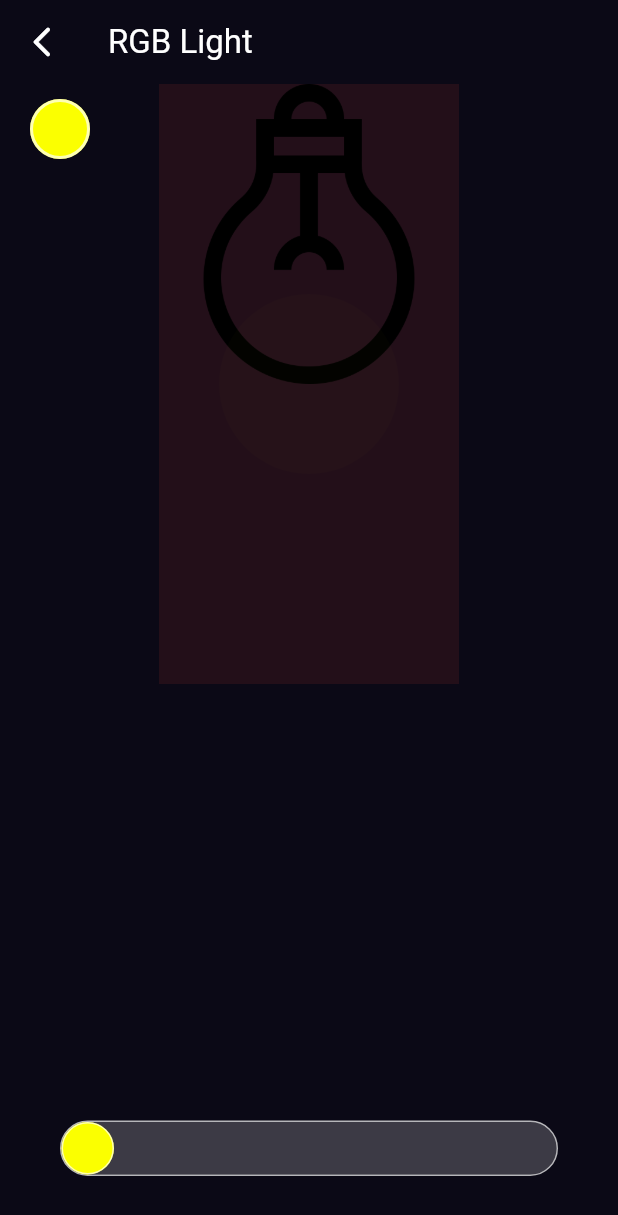
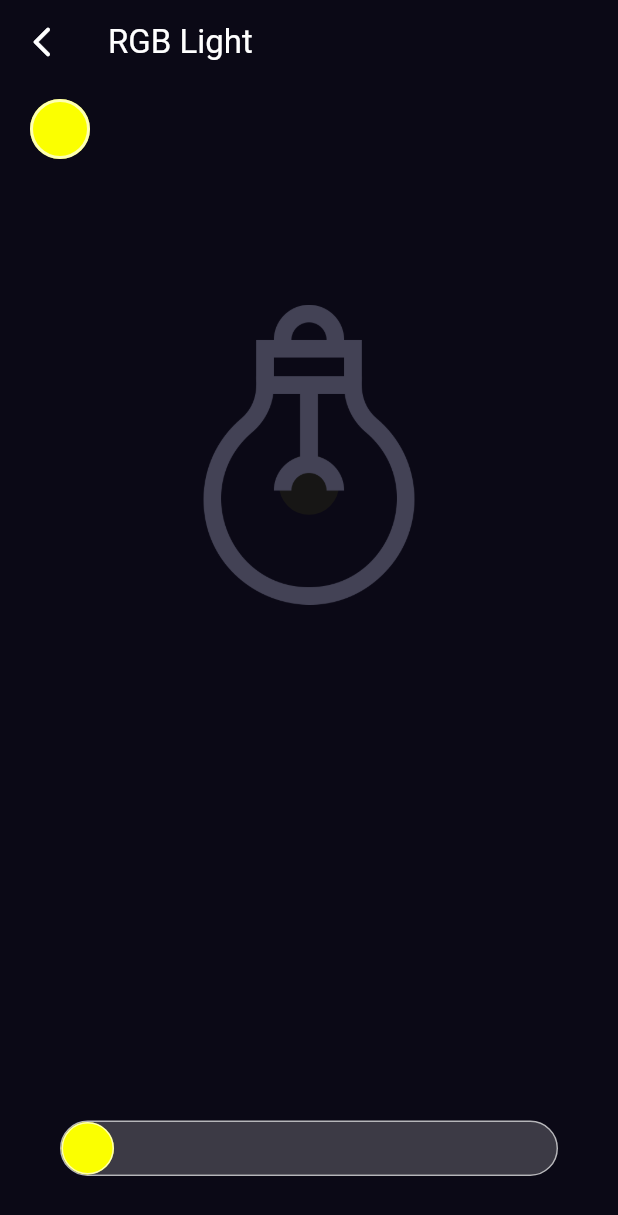
Before and after one commit to jesuspedge/ui_demo_app, a Flutter app: the RgbLightPage screen opened directly, on a phone screen of 412 x 824 dp. Shown: the top 1215 px of the screen. Run offline on Flutter 3.47's test engine with Material 3 defaults, Android fonts, the phone set to English and light mode, and no system bars; our stand-ins replace equatable, flutter_bloc; missing offline and left inert: dart:html, flutter_material_color_picker.

Commit message:
lightbulb finished

```diff
--- a/lib/pages/all_pages/03_lamp/lamp_page.dart
+++ b/lib/pages/all_pages/03_lamp/lamp_page.dart
@@ -19,6 +19,8 @@ class _RgbLightPageState extends State<RgbLightPage> {
 
   @override
   Widget build(BuildContext context) {
+    final height = MediaQuery.sizeOf(context).height;
+
     return Container(
       color: const Color(0xFF0B0916),
       child: Scaffold(
@@ -70,7 +72,7 @@ class _RgbLightPageState extends State<RgbLightPage> {
               Positioned(
                 top: 0,
                 child: LightBulbWidget(
-                  height: 400,
+                  height: height * 0.6,
                   width: 200,
                   opacity: opacity,
                   selectedColor: selectedColor,
--- a/lib/pages/all_pages/03_lamp/widgets/lightbulb.dart
+++ b/lib/pages/all_pages/03_lamp/widgets/lightbulb.dart
@@ -17,27 +17,37 @@ class LightBulbWidget extends StatelessWidget {
 
   @override
   Widget build(BuildContext context) {
-    return Container(
-      color: Colors.red.withOpacity(0.1),
+    return SizedBox(
       height: height,
       width: width,
       child: Stack(
+        alignment: Alignment.center,
         children: [
           Positioned(
-            child: Image.asset('assets/images/03light/lightbulb.png'),
+            top: height * 0.5,
+            child: CircleAvatar(
+              backgroundColor: selectedColor
+                  .withOpacity(lerpDouble(0.05, 1.0, opacity)!.toDouble()),
+            ),
           ),
           Positioned(
+            child: Image.asset(
+              'assets/images/03light/lightbulb.png',
+              fit: BoxFit.contain,
+              color: const Color(0xFF434255),
+            ),
+          ),
+          Positioned(
+            top: height * 0.5,
             child: Container(
               margin: const EdgeInsets.all(40),
               decoration: BoxDecoration(
-                color: selectedColor.withOpacity(
-                    lerpDouble(0.01, 1.0, opacity * 0.1)!.toDouble()),
                 shape: BoxShape.circle,
                 boxShadow: [
                   BoxShadow(
                       color: selectedColor.withOpacity(opacity),
-                      blurRadius: 100,
-                      spreadRadius: 100),
+                      blurRadius: 150,
+                      spreadRadius: 150),
                 ],
               ),
             ),
```
